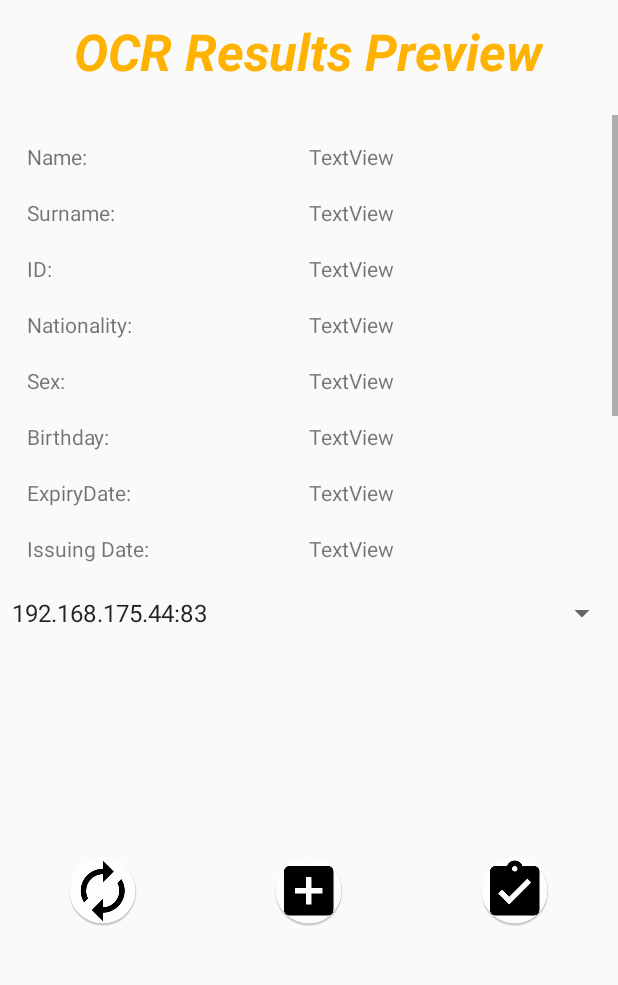
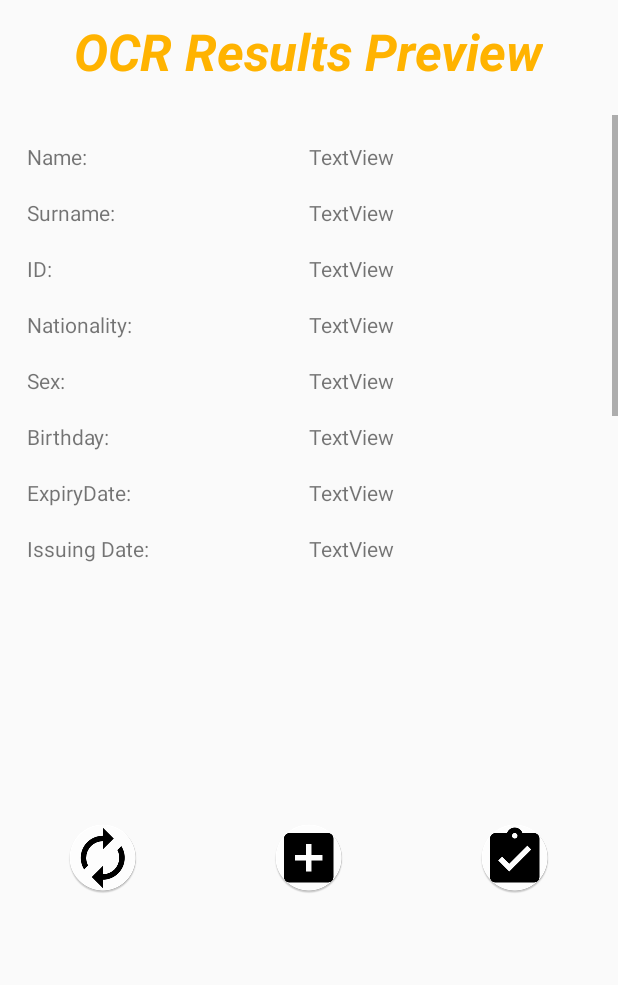
Before and after one commit to CosminV/MobileScanningAndroid, an Android app: the OCRResultActivity screen opened directly, with no data from a screen before it, on a phone screen of 412 x 824 dp, the part 84-1069 px from its top. Run offline under Robolectric (Android 15) with nearby library versions, the phone set to English and light mode, and no system bars; libraries missing offline, so code that uses them is left out: com.microblink.activity, com.microblink.recognizers; 1 statement that could not run was skipped.

Commit message:
24-10 Cosmin

```diff
--- a/app/src/main/res/layout/activity_ocrresult.xml
+++ b/app/src/main/res/layout/activity_ocrresult.xml
@@ -282,26 +282,9 @@
     </ScrollView>
 
     <LinearLayout
-        android:id="@+id/spinnerLayout"
-        android:layout_width="match_parent"
-        android:layout_height="wrap_content"
-        android:layout_alignParentEnd="true"
-        android:layout_below="@+id/scrollView2"
-        android:layout_marginTop="20dp"
-        android:orientation="vertical">
-
-        <Spinner
-            android:id="@+id/spinner2"
-            android:layout_width="match_parent"
-            android:layout_height="wrap_content"
-            android:prompt="@string/ip_prompt"
-            android:entries="@array/ip_arrays"/>
-    </LinearLayout>
-
-    <LinearLayout
         android:layout_width="match_parent"
         android:layout_height="match_parent"
-        android:layout_below="@+id/spinnerLayout"
+        android:layout_below="@+id/scrollView2"
         android:gravity="center_vertical"
         android:orientation="horizontal">
 
```
